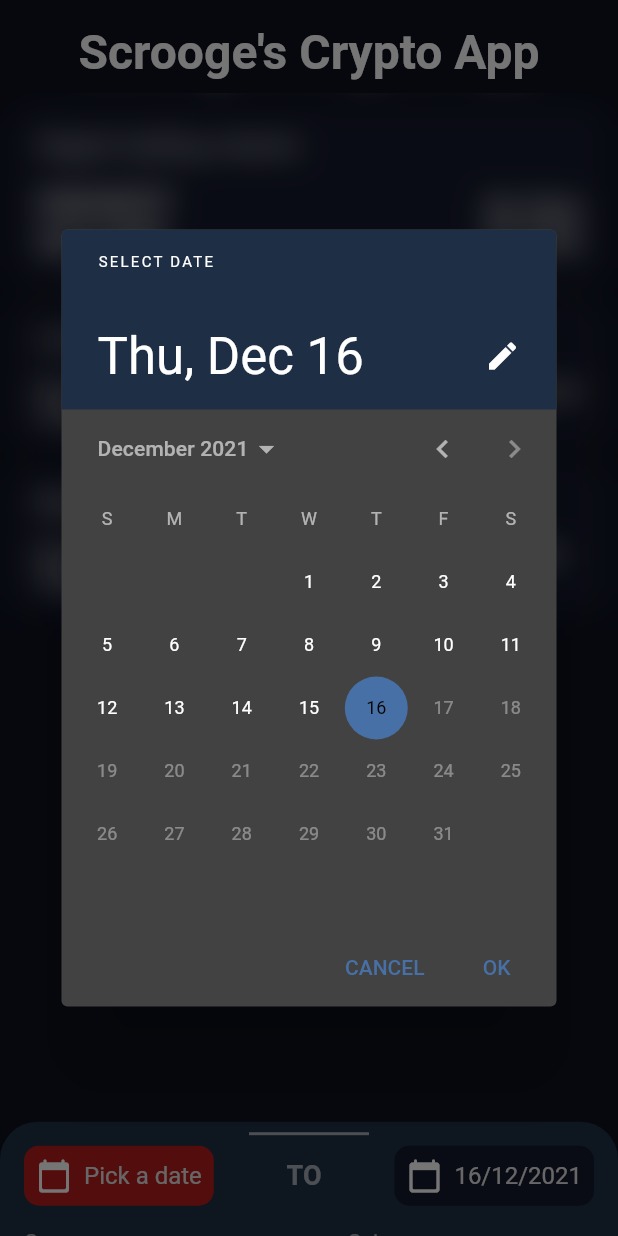
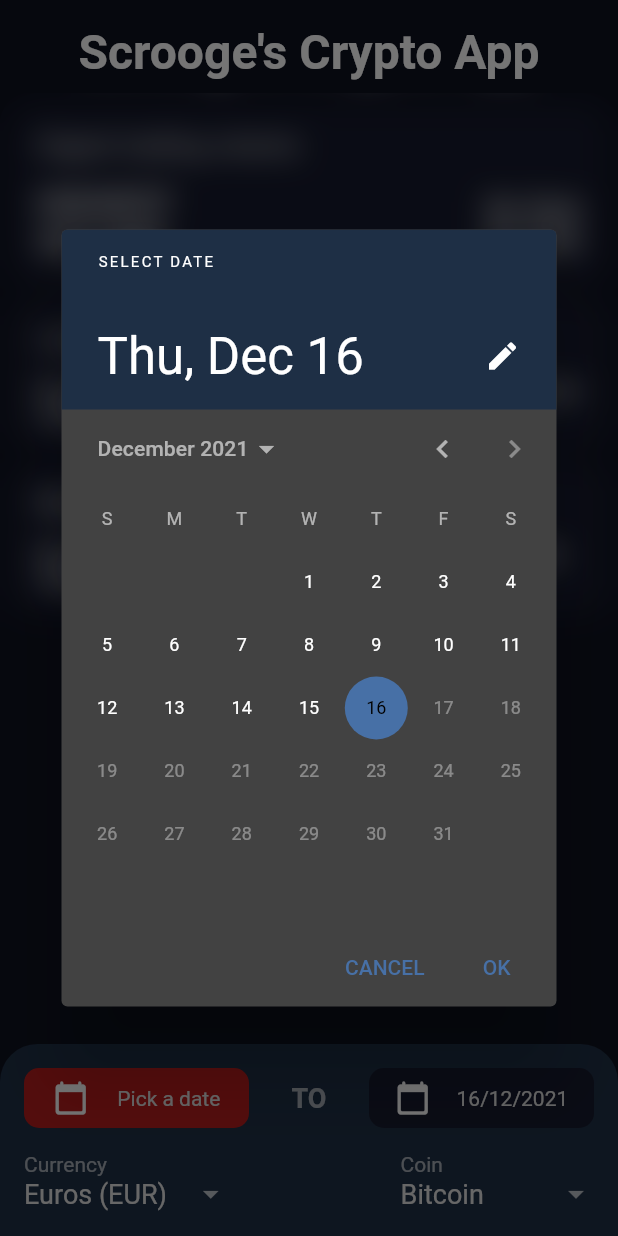
Before and after one commit to JeF0X/rising_star_crypto_app, a Flutter app: the screen it shows after launch, after a tap on an icon or button, on a phone screen of 412 x 824 dp. Run offline on Flutter 3.47's test engine with Material 2 defaults, Android fonts, the phone set to English and light mode, and no system bars.

Commit message:
Adjustments for web

```diff
--- a/lib/common/helpers.dart
+++ b/lib/common/helpers.dart
@@ -81,6 +81,8 @@ class Helpers {
         return 'Bitcoin';
       case Coin.etherium:
         return 'Ehterium';
+      case Coin.binanceCoin:
+        return 'Binance Coin';
       default:
         return coin.toString();
     }
--- a/lib/common/text_field_date_picker.dart
+++ b/lib/common/text_field_date_picker.dart
@@ -5,8 +5,12 @@ import 'app_colors.dart';
 class TextFieldDatePicker extends StatefulWidget {
   final Function(DateTime date) onPressed;
   final DateTime? initialDate;
+  final DateTime lastDate;
   const TextFieldDatePicker(
-      {Key? key, required this.onPressed, this.initialDate})
+      {Key? key,
+      required this.onPressed,
+      this.initialDate,
+      required this.lastDate})
       : super(key: key);
 
   @override
@@ -28,29 +32,35 @@ class _TextFieldDatePickerState extends State<TextFieldDatePicker> {
     }
 
     return Container(
+      constraints: const BoxConstraints(minWidth: 110.0, maxWidth: 150.0),
       decoration: BoxDecoration(
         color: color,
         borderRadius: BorderRadius.circular(10.0),
       ),
+      child: Expanded(
         child: InkWell(
           borderRadius: BorderRadius.circular(10.0),
           onTap: () async {
             var date = await showDatePicker(
-            initialDate: widget.initialDate ?? DateTime.now(),
+              initialDate: widget.initialDate ??
+                  DateTime.now().subtract(const Duration(days: 1)),
               context: context,
               firstDate: DateTime(2013, 1, 1),
-            lastDate: DateTime.now(),
+              lastDate: widget.lastDate,
             );
             if (date == null) {
               return;
-          }
+            } else {
+              var utcDate = DateTime.utc(date.year, date.month, date.day);
               setState(() {
-            dateText = '${date.day}/${date.month}/${date.year}';
+                dateText = '${utcDate.day}/${utcDate.month}/${utcDate.year}';
               });
 
-          widget.onPressed(date);
+              widget.onPressed(utcDate);
+            }
           },
           child: Row(
+            mainAxisAlignment: MainAxisAlignment.spaceEvenly,
             children: [
               const Padding(
                 padding: EdgeInsets.only(left: 8.0, top: 8.0, bottom: 8.0),
@@ -61,12 +71,13 @@ class _TextFieldDatePickerState extends State<TextFieldDatePicker> {
                     left: 8.0, top: 8.0, bottom: 8.0, right: 8.0),
                 child: Text(
                   dateText,
-                style: const TextStyle(fontSize: 16.0),
+                  style: const TextStyle(fontSize: 14.0),
                 ),
               ),
             ],
           ),
         ),
+      ),
     );
   }
 }
--- a/lib/screens/market_data_info_list.dart
+++ b/lib/screens/market_data_info_list.dart
@@ -47,7 +47,7 @@ class MarketDataInfoList extends StatelessWidget {
           ),
         ),
         const SizedBox(
-          height: 60.0,
+          height: 120.0,
         ),
       ],
     );
--- a/lib/screens/market_data_query_bottom_sheet.dart
+++ b/lib/screens/market_data_query_bottom_sheet.dart
@@ -37,17 +37,13 @@ class MarketDataQueryBottomSheet extends StatelessWidget {
   @override
   Widget build(BuildContext context) {
     DateTime? initialStartDate = marketData.dateRange.start
-            .isAfter(DateTime.fromMicrosecondsSinceEpoch(0))
+            .isAfter(DateTime.fromMicrosecondsSinceEpoch(0).toUtc())
         ? marketData.dateRange.start
         : null;
 
-    return DraggableScrollableSheet(
-      initialChildSize: kIsWeb ? 0.22 : 0.1,
-      minChildSize: kIsWeb ? 0.22 : 0.1,
-      maxChildSize: kIsWeb ? 0.22 : 0.22,
-      snap: true,
-      builder: (BuildContext context, ScrollController controller) {
     return Container(
+      width: MediaQuery.of(context).size.width,
+      padding: const EdgeInsets.all(16.0),
       decoration: BoxDecoration(
           color: AppColors.secondary,
           borderRadius: const BorderRadius.only(
@@ -57,33 +53,30 @@ class MarketDataQueryBottomSheet extends StatelessWidget {
           boxShadow: [
             BoxShadow(
               color: AppColors.primary,
-                  spreadRadius: 20,
-                  blurRadius: 20,
+              spreadRadius: 10,
+              blurRadius: 10,
               offset: const Offset(0, 3),
             ),
           ]),
-          child: ListView(
-            physics: const ClampingScrollPhysics(),
-            shrinkWrap: true,
-            padding:
-                const EdgeInsets.only(left: 16.0, right: 16.0, bottom: 16.0),
-            controller: controller,
+      child: Column(
+        mainAxisSize: MainAxisSize.min,
+        crossAxisAlignment:
+            kIsWeb ? CrossAxisAlignment.center : CrossAxisAlignment.stretch,
         children: [
-              const Divider(
-                color: Colors.white60,
-                thickness: 2.0,
-                indent: 150.0,
-                endIndent: 150.0,
-              ),
           Row(
-                mainAxisAlignment: MainAxisAlignment.spaceBetween,
+            mainAxisAlignment: kIsWeb
+                ? MainAxisAlignment.center
+                : MainAxisAlignment.spaceBetween,
             mainAxisSize: MainAxisSize.min,
             children: [
               TextFieldDatePicker(
                 initialDate: initialStartDate,
+                lastDate: DateTime.now().subtract(const Duration(days: 1)),
                 onPressed: (date) => _onStartDatePressed(date),
               ),
-                  const Text(
+              const Padding(
+                padding: EdgeInsets.symmetric(horizontal: 8.0),
+                child: Text(
                   'TO',
                   style: TextStyle(
                     fontSize: 18.0,
@@ -91,15 +84,20 @@ class MarketDataQueryBottomSheet extends StatelessWidget {
                     color: Colors.white60,
                   ),
                 ),
+              ),
               TextFieldDatePicker(
                 initialDate: marketData.dateRange.end,
+                lastDate: DateTime.now(),
                 onPressed: (date) => _onEndDatePressed(date),
               ),
             ],
           ),
           const SizedBox(height: 16.0),
           Row(
-                mainAxisAlignment: MainAxisAlignment.spaceBetween,
+            mainAxisAlignment: kIsWeb
+                ? MainAxisAlignment.center
+                : MainAxisAlignment.spaceBetween,
+            mainAxisSize: MainAxisSize.min,
             children: [
               Column(
                 crossAxisAlignment: CrossAxisAlignment.start,
@@ -111,14 +109,16 @@ class MarketDataQueryBottomSheet extends StatelessWidget {
                   MinimalDropDownButton<Currency>(
                     value: marketData.currency,
                     values: Currency.values,
-                        menuItemChild: (value) =>
-                            Helpers.getCurrencyText(value),
+                    menuItemChild: (value) => Helpers.getCurrencyText(value),
                     onChanged: (value) {
                       marketData.currency = value;
                       onDataChanged();
                     },
                   ),
                 ],
+              ),
+              const SizedBox(
+                width: 60,
               ),
               Column(
                 crossAxisAlignment: CrossAxisAlignment.start,
@@ -143,7 +143,5 @@ class MarketDataQueryBottomSheet extends StatelessWidget {
         ],
       ),
     );
-      },
-    );
   }
 }
--- a/lib/screens/market_data_screen.dart
+++ b/lib/screens/market_data_screen.dart
@@ -1,6 +1,7 @@
 import 'dart:developer';
 import 'dart:io';
 import 'dart:ui';
+import 'package:flutter/foundation.dart';
 import 'package:flutter/material.dart';
 import 'package:rising_star_crypto_app/common/constants.dart';
 import 'package:rising_star_crypto_app/models/market_data.dart';
@@ -17,9 +18,10 @@ class MarketDataScreen extends StatefulWidget {
 class _MarketDataScreenState extends State<MarketDataScreen> {
   MarketData marketData = MarketData(
     dateRange: DateTimeRange(
-        start: DateTime.fromMicrosecondsSinceEpoch(0), end: DateTime.now()),
+        start: DateTime.fromMicrosecondsSinceEpoch(0).toUtc(),
+        end: DateTime.now().toUtc()),
     coin: Coin.bitcoin,
-    currency: Currency.usDollar,
+    currency: Currency.euro,
   );
 
   bool isDataChanged = true;
@@ -70,15 +72,19 @@ class _MarketDataScreenState extends State<MarketDataScreen> {
   @override
   Widget build(BuildContext context) {
     isStartDateAtEpoch = !marketData.dateRange.start
-        .isAfter(DateTime.fromMicrosecondsSinceEpoch(0));
+        .isAfter(DateTime.fromMicrosecondsSinceEpoch(0).toUtc());
     return Expanded(
       child: Stack(
-        fit: StackFit.expand,
+        alignment: Alignment.topCenter,
+        fit: StackFit.loose,
         children: [
           Stack(
+            alignment: Alignment.topCenter,
             fit: StackFit.loose,
             children: [
-              MarketDataInfoList(marketData: marketData),
+              SizedBox(
+                  width: kIsWeb ? 500 : null,
+                  child: MarketDataInfoList(marketData: marketData)),
               !isDataChanged
                   ? const SizedBox()
                   : ClipRRect(
@@ -112,14 +118,17 @@ class _MarketDataScreenState extends State<MarketDataScreen> {
                                   ? null
                                   : _onRefreshButtonPressed,
                             ),
-                      const SizedBox(
-                        height: 150,
+                      SizedBox(
+                        height: MediaQuery.of(context).size.height / 4,
                       ),
                     ],
                   ),
                 ),
-          MarketDataQueryBottomSheet(
-              marketData: marketData, onDataChanged: _onDataChanged)
+          Align(
+            alignment: AlignmentDirectional.bottomCenter,
+            child: MarketDataQueryBottomSheet(
+                marketData: marketData, onDataChanged: _onDataChanged),
+          )
         ],
       ),
     );
--- a/pubspec.yaml
+++ b/pubspec.yaml
@@ -12,6 +12,7 @@ dependencies:
     sdk: flutter
   cupertino_icons: ^1.0.2
   http: ^0.13.4
+  flutter_web_frame: ^0.0.2
 
 dev_dependencies:
   flutter_test:
```
Also changed, not shown: pubspec.lock, 3 other files. Lines whose indentation alone changed are shown as unchanged.
